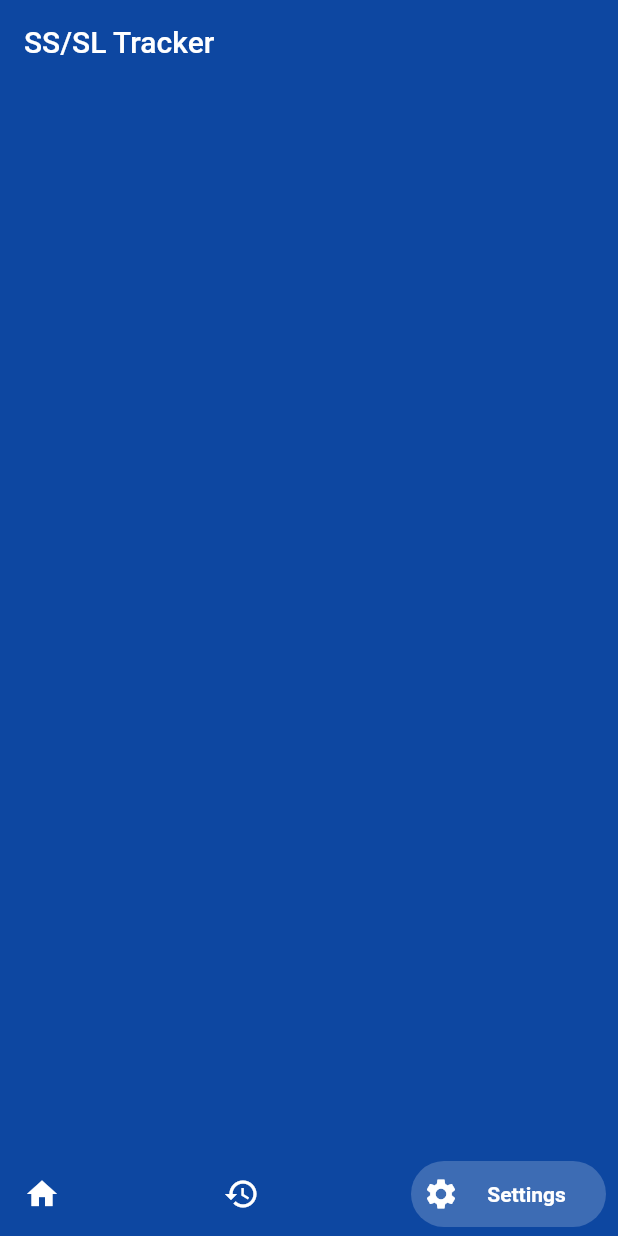
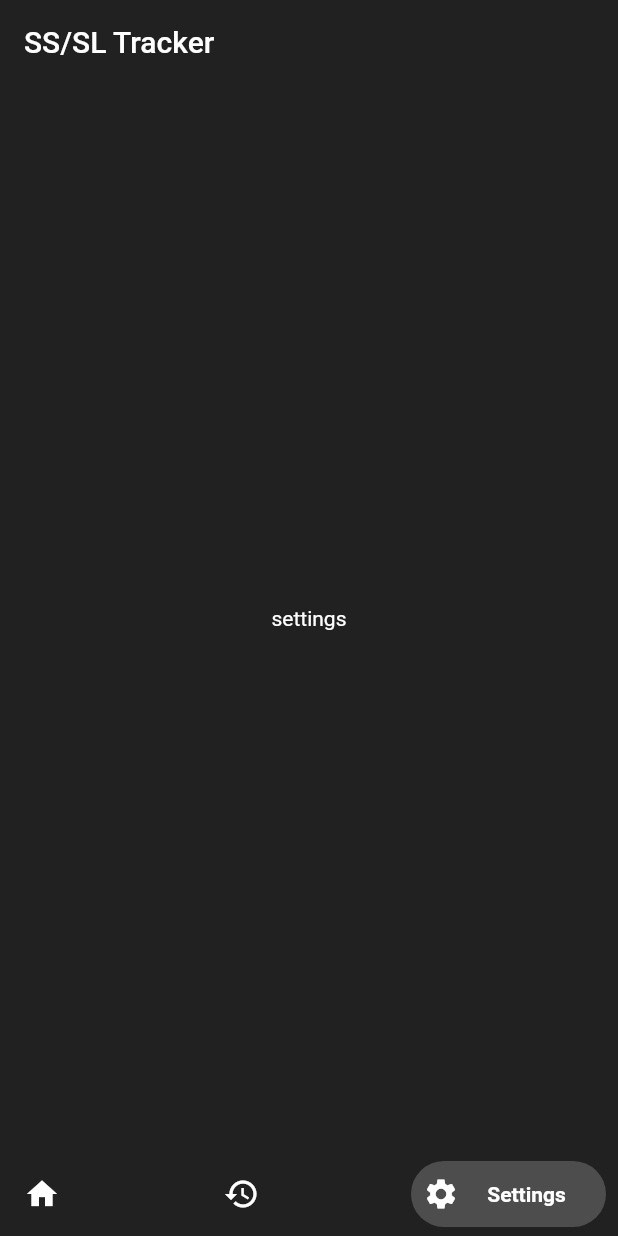
Before and after one commit to tatater56/ss-sl-workout-tracker, a Flutter app: the screen it shows after launch, swiped to page 3, on a phone screen of 412 x 824 dp. Run offline on Flutter 3.47's test engine with Material 2 defaults, Android fonts, the phone set to English and light mode, and no system bars; drawn by our look-alikes of bottom_navy_bar.

Commit message:
home, history, settings views

```diff
--- a/lib/main.dart
+++ b/lib/main.dart
@@ -1,6 +1,9 @@
 import 'package:flutter/material.dart';
 import 'package:bottom_navy_bar/bottom_navy_bar.dart';
 
+import 'views/home.dart';
+import 'views/history.dart';
+import 'views/settings.dart';
 
 void main() => runApp(MyApp());
 
@@ -10,10 +13,9 @@ class MyApp extends StatefulWidget {
 }
 
 class _MyAppState extends State<MyApp> {
-  String _appbarTitle = "SS/SL Tracker";
+  final String _appbarTitle = "SS/SL Tracker";
   int _pageIndex = 0;
   PageController _pageController;
-  List<Color> _appColor = [Colors.red[900], Colors.blue[900], Colors.orange[900]];
 
   @override
   void initState() {
@@ -24,9 +26,13 @@ class _MyAppState extends State<MyApp> {
   @override
   Widget build(BuildContext context) {
     return MaterialApp(
-      theme: ThemeData(primaryColor: _appColor[_pageIndex]),
+      theme: ThemeData(brightness: Brightness.dark),
       home: Scaffold(
-        appBar: AppBar(title: Text(_appbarTitle), elevation: 0, backgroundColor: Colors.transparent),
+        appBar: AppBar(
+          title: Text(_appbarTitle),
+          elevation: 0,
+          backgroundColor: Colors.transparent,
+        ),
         extendBodyBehindAppBar: true,
         extendBody: true,
         body: Center(
@@ -36,17 +42,18 @@ class _MyAppState extends State<MyApp> {
               setState(() => _pageIndex = index);
             },
             children: <Widget>[
-              for(int i in [0,1,2])
-                Container(color: _appColor[i])
+              HomeView(),
+              HistoryView(),
+              SettingsView(),
             ],
           ),
         ),
-
         bottomNavigationBar: BottomNavyBar(
           selectedIndex: _pageIndex,
           onItemSelected: (index) {
             setState(() => _pageIndex = index);
-            _pageController.animateToPage(index, duration: Duration(milliseconds: 500), curve: Curves.ease);
+            _pageController.animateToPage(index,
+                duration: Duration(milliseconds: 300), curve: Curves.ease);
           },
           backgroundColor: Colors.transparent,
           showElevation: false,
--- /dev/null
+++ b/lib/views/settings.dart
@@ -0,0 +1,20 @@
+import 'package:flutter/material.dart';
+
+class SettingsView extends StatefulWidget {
+  @override
+  _SettingsViewState createState() => _SettingsViewState();
+}
+
+class _SettingsViewState extends State<SettingsView> {
+  final Color _mainColor = Colors.grey[900];
+
+  @override
+  Widget build(BuildContext context) {
+    return Container(
+      color: _mainColor,
+      child: SafeArea(
+        child: Center(child: Text("settings")),
+      ),
+    );
+  }
+}
```
Also changed, not shown: lib/views/history.dart (added, +20 -0 lines), lib/views/home.dart (added, +20 -0 lines).
